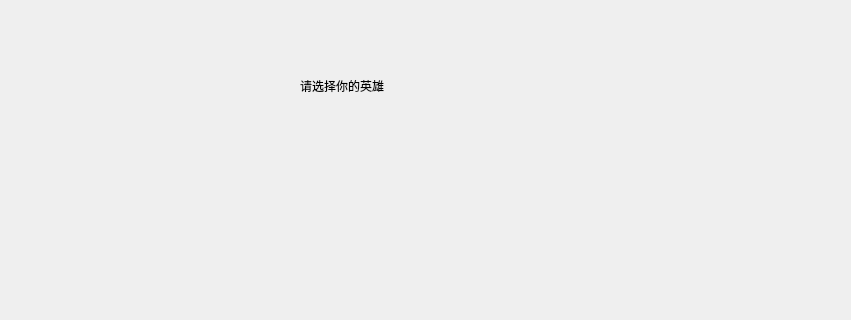
Above: project/character.ui from aaaMsLIUfruit/RunningDino before the change; both pictures show x 0 to 851 and y 0 to 320 of the 1000 by 524 pixel window. Below: the same form after it.
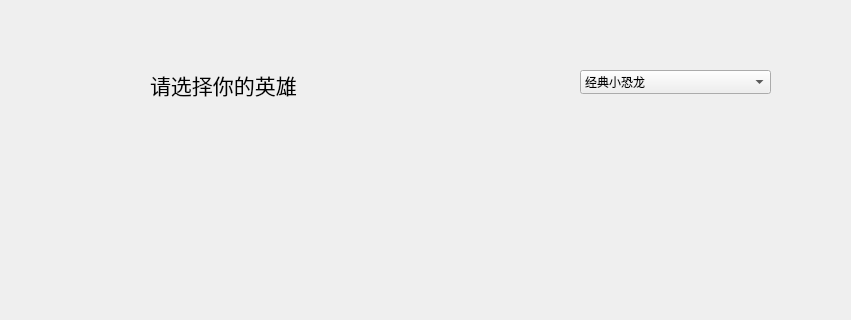
That is the form after the change.

```diff
--- a/project/character.ui
+++ b/project/character.ui
@@ -16,15 +16,46 @@
   <widget class="QLabel" name="label">
    <property name="geometry">
     <rect>
-     <x>300</x>
+     <x>150</x>
      <y>30</y>
      <width>351</width>
      <height>111</height>
     </rect>
    </property>
    <property name="text">
-    <string>请选择你的英雄</string>
+    <string>&lt;html&gt;&lt;head/&gt;&lt;body&gt;&lt;p&gt;&lt;span style=&quot; font-size:16pt;&quot;&gt;请选择你的英雄&lt;/span&gt;&lt;/p&gt;&lt;/body&gt;&lt;/html&gt;</string>
    </property>
+   <property name="margin">
+    <number>10</number>
+   </property>
+   <property name="indent">
+    <number>0</number>
+   </property>
+  </widget>
+  <widget class="QComboBox" name="comboBox">
+   <property name="geometry">
+    <rect>
+     <x>580</x>
+     <y>70</y>
+     <width>191</width>
+     <height>24</height>
+    </rect>
+   </property>
+   <item>
+    <property name="text">
+     <string>经典小恐龙</string>
+    </property>
+   </item>
+   <item>
+    <property name="text">
+     <string>摇晃小鸵鸟</string>
+    </property>
+   </item>
+   <item>
+    <property name="text">
+     <string>超级马里奥</string>
+    </property>
+   </item>
   </widget>
  </widget>
  <resources/>
```
